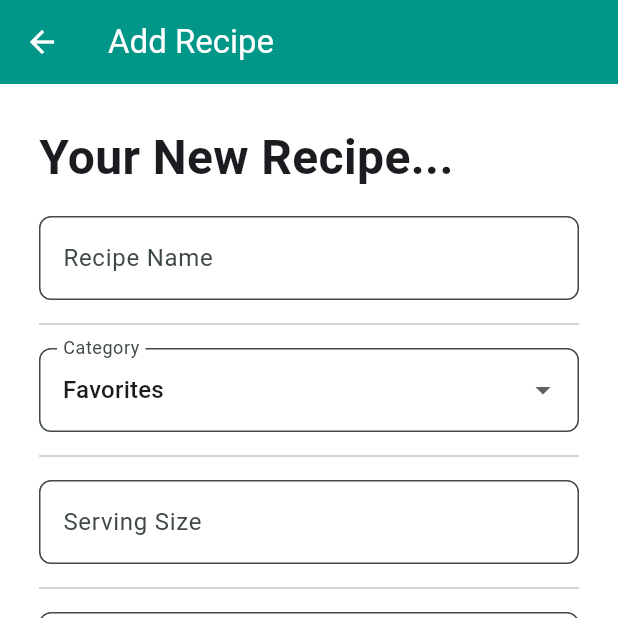
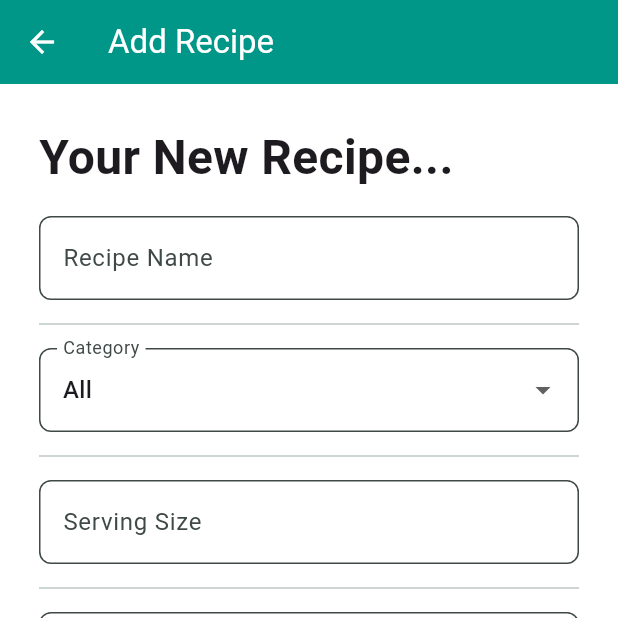
Before and after one commit to darlynvp/recipe-organizer, a Flutter app: the AddRecipePage screen opened directly, after a tap on "Add", on a phone screen of 412 x 824 dp, the top half of it. Run offline on Flutter 3.47's test engine with Material 3 defaults, Android fonts, the light colour scheme and no system bars; network calls fail; Roboto replaces fonts that are missing (SF Pro).

Commit message:
Update data.dart

```diff
--- a/lib/data.dart
+++ b/lib/data.dart
@@ -1,4 +1,4 @@
-final List<String> chips = ['Favorites', 'Breakfast', 'Lunch', 'Dinner']; //the different tabs for types of recipes to look for
+final List<String> chips = ['All','Favorites', 'Breakfast', 'Lunch', 'Dinner']; //the different tabs for types of recipes to look for
 
   //recipes that are there and would be added after
   final List<Map<String, String>> recipes = [
```
